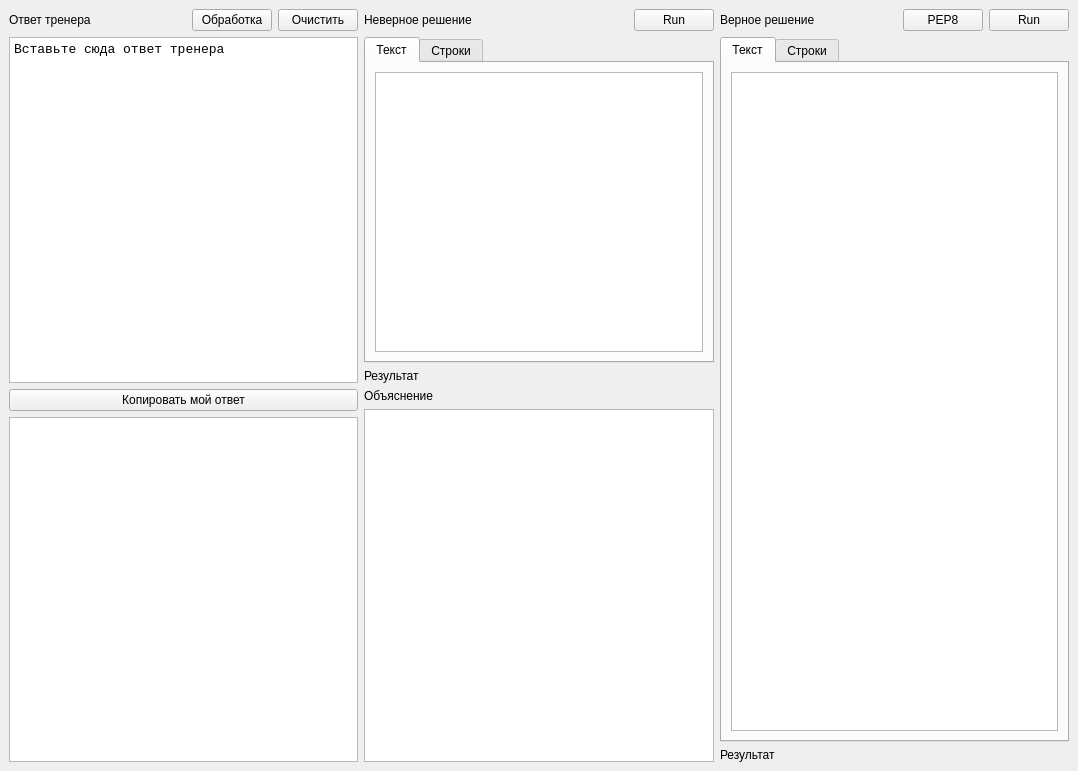
The window that mainwindow.ui (grigvlwork/logic) describes before a commit, drawn with Qt 5.
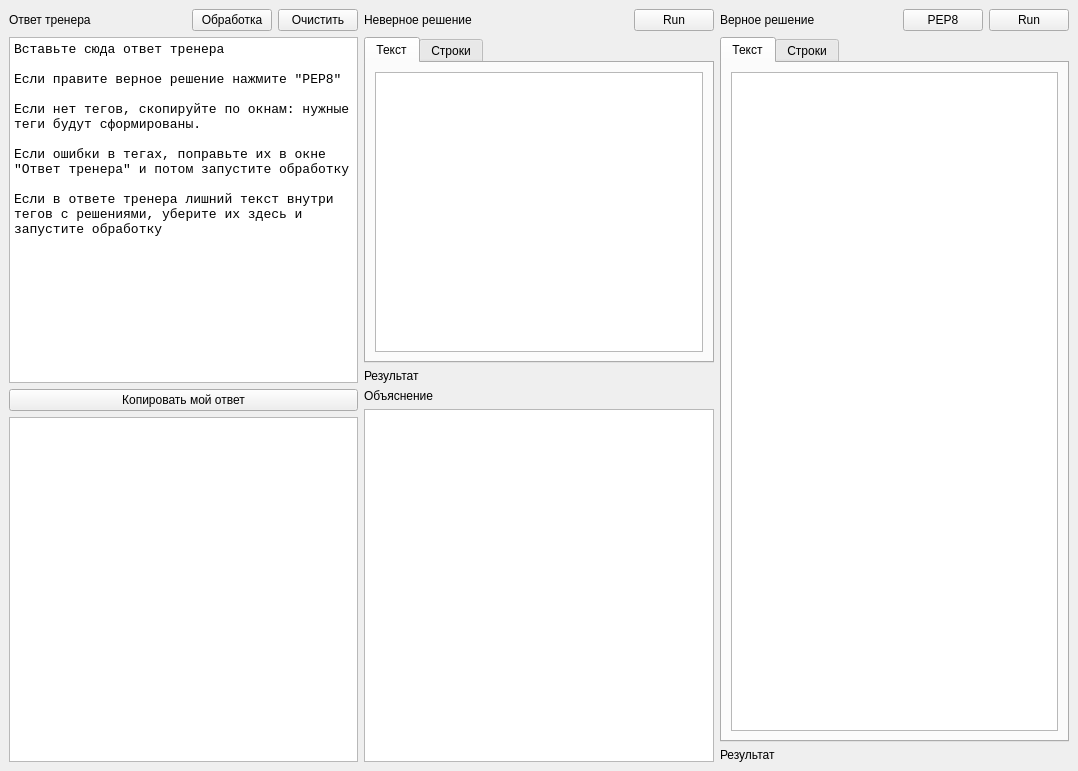
The same window after the commit.

Commit message: небольшие подсказки в окне ответа тренера

The edit to the form file:
```diff
--- a/mainwindow.ui
+++ b/mainwindow.ui
@@ -67,6 +67,15 @@
           </property>
           <property name="plainText">
            <string>Вставьте сюда ответ тренера
+
+Если правите верное решение нажмите &quot;PEP8&quot;
+
+Если нет тегов, скопируйте по окнам: нужные теги будут сформированы.
+
+Если ошибки в тегах, поправьте их в окне &quot;Ответ тренера&quot; и потом запустите обработку
+
+Если в ответе тренера лишний текст внутри тегов с решениями, уберите их здесь и запустите обработку
+
 </string>
           </property>
          </widget>
```
